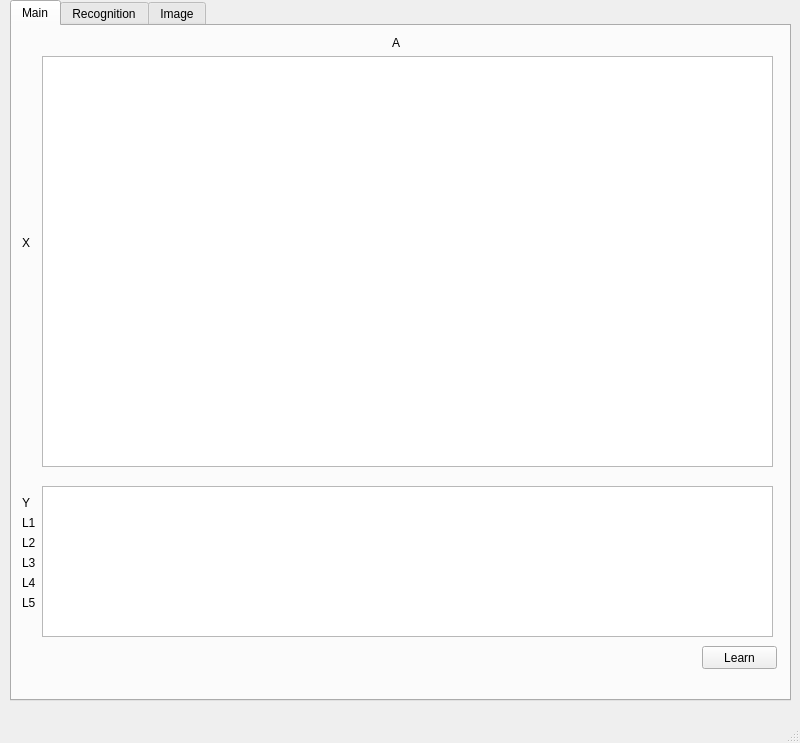
Qt form window.ui (PavelKuropatin/perceptron) before a commit.
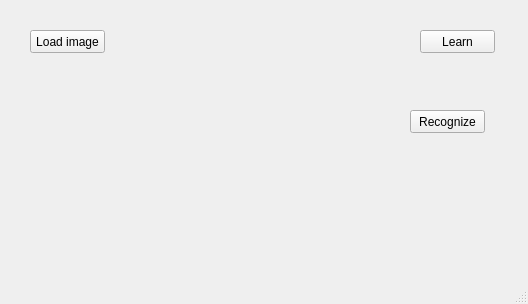
The same form after that commit.

```diff
--- a/window.ui
+++ b/window.ui
@@ -6,208 +6,19 @@
    <rect>
     <x>0</x>
     <y>0</y>
-    <width>800</width>
-       <height>743</height>
+       <width>528</width>
+       <height>304</height>
    </rect>
   </property>
   <property name="windowTitle">
       <string>Perceptron</string>
   </property>
   <widget class="QWidget" name="centralwidget">
-   <widget class="QTabWidget" name="tabs">
-    <property name="geometry">
-     <rect>
-      <x>10</x>
-         <y>0</y>
-      <width>781</width>
-         <height>701</height>
-     </rect>
-    </property>
-    <property name="currentIndex">
-     <number>0</number>
-    </property>
-       <widget class="QWidget" name="main_tab">
-           <attribute name="title">
-               <string>Main</string>
-           </attribute>
-           <widget class="QTableView" name="a_table">
-               <property name="geometry">
-                   <rect>
-                       <x>30</x>
-                       <y>30</y>
-                       <width>731</width>
-                       <height>411</height>
-                   </rect>
-               </property>
-               <attribute name="horizontalHeaderVisible">
-                   <bool>false</bool>
-               </attribute>
-               <attribute name="horizontalHeaderMinimumSectionSize">
-                   <number>20</number>
-               </attribute>
-               <attribute name="horizontalHeaderDefaultSectionSize">
-                   <number>20</number>
-               </attribute>
-               <attribute name="verticalHeaderVisible">
-                   <bool>false</bool>
-               </attribute>
-               <attribute name="verticalHeaderMinimumSectionSize">
-                   <number>15</number>
-               </attribute>
-               <attribute name="verticalHeaderDefaultSectionSize">
-                   <number>15</number>
-               </attribute>
-           </widget>
-           <widget class="QTableView" name="out_table">
-               <property name="geometry">
-                   <rect>
-                       <x>30</x>
-                       <y>460</y>
-                       <width>731</width>
-                       <height>151</height>
-                   </rect>
-               </property>
-               <attribute name="horizontalHeaderVisible">
-                   <bool>false</bool>
-               </attribute>
-               <attribute name="horizontalHeaderMinimumSectionSize">
-                   <number>30</number>
-               </attribute>
-               <attribute name="horizontalHeaderDefaultSectionSize">
-                   <number>30</number>
-               </attribute>
-               <attribute name="verticalHeaderVisible">
-                   <bool>false</bool>
-               </attribute>
-               <attribute name="verticalHeaderMinimumSectionSize">
-                   <number>20</number>
-               </attribute>
-               <attribute name="verticalHeaderDefaultSectionSize">
-                   <number>20</number>
-               </attribute>
-           </widget>
-           <widget class="QLabel" name="label">
-               <property name="geometry">
-                   <rect>
-                       <x>380</x>
-                       <y>10</y>
-                       <width>47</width>
-                       <height>13</height>
-                   </rect>
-               </property>
-               <property name="text">
-                   <string>A</string>
-               </property>
-           </widget>
-           <widget class="QLabel" name="label_2">
-               <property name="geometry">
-                   <rect>
-                       <x>10</x>
-                       <y>210</y>
-                       <width>47</width>
-                       <height>13</height>
-                   </rect>
-               </property>
-               <property name="text">
-                   <string>X</string>
-               </property>
-           </widget>
-           <widget class="QLabel" name="sum_label">
-               <property name="geometry">
-                   <rect>
-                       <x>10</x>
-                       <y>750</y>
-                       <width>621</width>
-                       <height>16</height>
-                   </rect>
-               </property>
-               <property name="text">
-                   <string/>
-               </property>
-           </widget>
-           <widget class="QLabel" name="label_4">
-               <property name="geometry">
-                   <rect>
-                       <x>10</x>
-                       <y>470</y>
-                       <width>47</width>
-                       <height>13</height>
-                   </rect>
-               </property>
-               <property name="text">
-                   <string>Y</string>
-               </property>
-           </widget>
-           <widget class="QLabel" name="label_5">
-               <property name="geometry">
-                   <rect>
-                       <x>10</x>
-                       <y>490</y>
-                       <width>47</width>
-                       <height>13</height>
-                   </rect>
-               </property>
-               <property name="text">
-                   <string>L1</string>
-               </property>
-           </widget>
-           <widget class="QLabel" name="label_6">
-               <property name="geometry">
-                   <rect>
-                       <x>10</x>
-                       <y>510</y>
-                       <width>47</width>
-                       <height>13</height>
-                   </rect>
-               </property>
-               <property name="text">
-                   <string>L2</string>
-               </property>
-           </widget>
-           <widget class="QLabel" name="label_7">
-               <property name="geometry">
-                   <rect>
-                       <x>10</x>
-                       <y>530</y>
-                       <width>47</width>
-                       <height>13</height>
-                   </rect>
-               </property>
-               <property name="text">
-                   <string>L3</string>
-               </property>
-           </widget>
-           <widget class="QLabel" name="label_8">
-               <property name="geometry">
-                   <rect>
-                       <x>10</x>
-                       <y>550</y>
-                       <width>47</width>
-                       <height>13</height>
-                   </rect>
-               </property>
-               <property name="text">
-                   <string>L4</string>
-               </property>
-           </widget>
-           <widget class="QLabel" name="label_9">
-               <property name="geometry">
-                   <rect>
-                       <x>10</x>
-                       <y>570</y>
-                       <width>47</width>
-                       <height>13</height>
-                   </rect>
-               </property>
-               <property name="text">
-                   <string>L5</string>
-               </property>
-           </widget>
            <widget class="QPushButton" name="learn_button">
                <property name="geometry">
                    <rect>
-                       <x>690</x>
-                       <y>620</y>
+                  <x>420</x>
+                  <y>30</y>
                        <width>75</width>
                        <height>23</height>
                    </rect>
@@ -216,15 +27,10 @@
                    <string>Learn</string>
                </property>
            </widget>
-       </widget>
-    <widget class="QWidget" name="image_tab">
-     <attribute name="title">
-         <string>Recognition</string>
-     </attribute>
      <widget class="QPushButton" name="load_image_button">
       <property name="geometry">
        <rect>
-        <x>10</x>
+                  <x>30</x>
         <y>30</y>
         <width>75</width>
         <height>23</height>
@@ -247,40 +53,18 @@
        <string/>
       </property>
      </widget>
-     <widget class="QTableView" name="image_table">
+      <widget class="QPushButton" name="recognize_button">
       <property name="geometry">
        <rect>
-        <x>10</x>
+                  <x>410</x>
         <y>110</y>
-        <width>751</width>
-           <height>511</height>
-       </rect>
-      </property>
-      <attribute name="horizontalHeaderVisible">
-       <bool>false</bool>
-      </attribute>
-      <attribute name="horizontalHeaderMinimumSectionSize">
-       <number>15</number>
-      </attribute>
-      <attribute name="horizontalHeaderDefaultSectionSize">
-       <number>15</number>
-      </attribute>
-      <attribute name="verticalHeaderVisible">
-       <bool>false</bool>
-      </attribute>
-      <attribute name="verticalHeaderMinimumSectionSize">
-       <number>15</number>
-      </attribute>
-      <attribute name="verticalHeaderDefaultSectionSize">
-       <number>15</number>
-      </attribute>
-     </widget>
-    </widget>
-       <widget class="QWidget" name="tab">
-           <attribute name="title">
-               <string>Image</string>
-           </attribute>
-       </widget>
+                  <width>75</width>
+                  <height>23</height>
+              </rect>
+          </property>
+          <property name="text">
+              <string>Recognize</string>
+          </property>
    </widget>
   </widget>
   <widget class="QMenuBar" name="menubar">
```
Left out of the diff: 33 changed lines with no effect on the pictures. Lines whose indentation alone changed are shown as unchanged.
